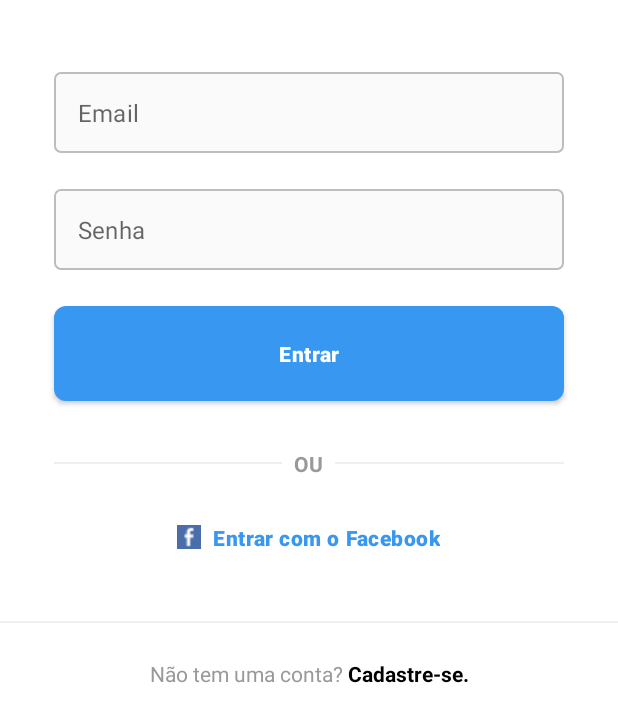
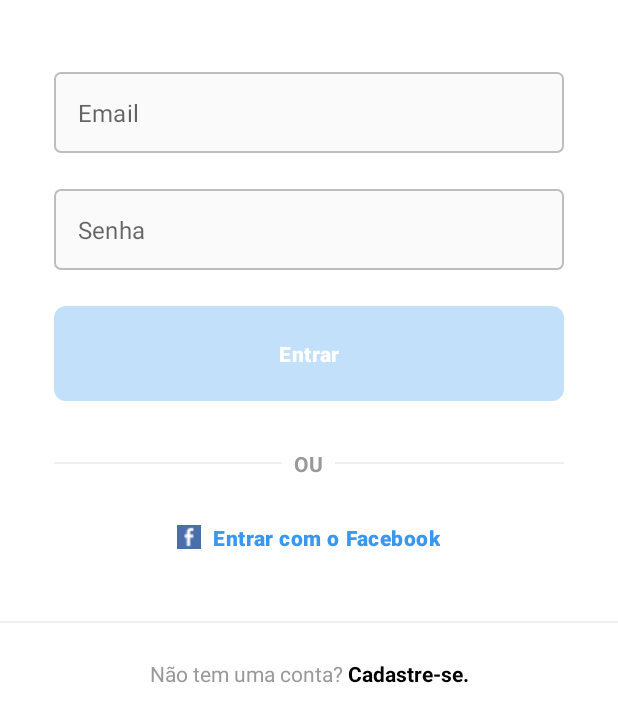
Before and after one commit to bleszerd/InstagramClone, an Android app: the layout activity_login.xml on its own in the app's theme, with its tools: preview values and no code run, on a phone screen of 412 x 824 dp, the part 512-1236 px from its top. Run offline under Robolectric (Android 15) with nearby library versions, the phone set to English and light mode, and no system bars.

```diff
--- a/app/src/main/res/drawable/button_background.xml
+++ b/app/src/main/res/drawable/button_background.xml
@@ -1,5 +1,5 @@
 <?xml version="1.0" encoding="utf-8"?>
-<shape xmlns:android="http://schemas.android.com/apk/res/android">
-    <solid android:color="@color/blueEnabled" />
-    <corners android:radius="8dp" />
-</shape>
+<selector xmlns:android="http://schemas.android.com/apk/res/android">
+    <item android:drawable="@drawable/button_background_enabled" android:state_enabled="true" />
+    <item android:drawable="@drawable/button_background_disabled" android:state_enabled="false" />
+</selector>
--- /dev/null
+++ b/app/src/main/res/drawable/button_background_disabled.xml
@@ -0,0 +1,5 @@
+<?xml version="1.0" encoding="utf-8"?>
+<shape xmlns:android="http://schemas.android.com/apk/res/android">
+    <solid android:color="@color/blueDisabled" />
+    <corners android:radius="8dp" />
+</shape>
--- /dev/null
+++ b/app/src/main/res/drawable/button_background_enabled.xml
@@ -0,0 +1,5 @@
+<?xml version="1.0" encoding="utf-8"?>
+<shape xmlns:android="http://schemas.android.com/apk/res/android">
+    <solid android:color="@color/blueEnabled" />
+    <corners android:radius="8dp" />
+</shape>
--- a/app/src/main/res/layout/activity_login.xml
+++ b/app/src/main/res/layout/activity_login.xml
@@ -55,6 +55,7 @@
 
 
             <Button
+                android:enabled="false"
                 android:id="@+id/loginActivityButtonEnter"
                 style="@style/InstaFormButton"
                 android:text="@string/enter"
```
Also changed, not shown: app/src/main/java/com/github/bleszerd/instagramclone/login/presentation/LoginActivity.kt (+33 -3 lines).
